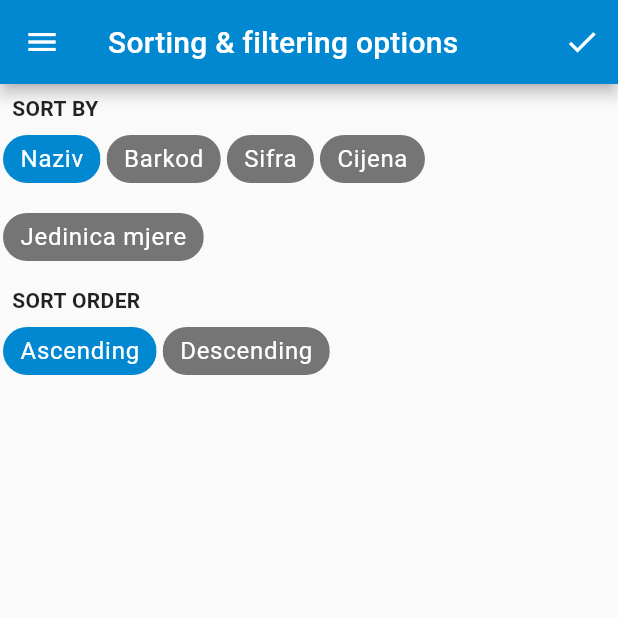
After one commit to zeljko94/inventura-flutter-master, a Flutter app: the SortingAndFilteringOptionsScreen screen opened by its route, on a phone screen of 412 x 824 dp, the top half of it. The commit adds this screen. Run offline on Flutter 3.47's test engine with Material 2 defaults, Android fonts, the phone set to English and light mode, and no system bars; our stand-ins replace csv, file_picker, flutter_typeahead, open_file, permission_handler, sqflite; missing offline and left inert: flutter_downloader; accounts and stored records are empty.

Commit message:
sorting and filtering front

```diff
--- /dev/null
+++ b/lib/common/sorting_and_filtering_options_screen.dart
@@ -0,0 +1,119 @@
+import 'package:flutter/material.dart';
+import 'package:inventura_app/common/app_bar.dart';
+import 'package:inventura_app/common/color_palette.dart';
+import 'package:inventura_app/common/menu_drawer.dart';
+import 'package:inventura_app/custom_icons_icons.dart';
+
+class SortingAndFilteringOptionsScreen extends StatefulWidget {
+  const SortingAndFilteringOptionsScreen({ Key? key }) : super(key: key);
+
+  @override
+  _SortingAndFilteringOptionsScreenState createState() => _SortingAndFilteringOptionsScreenState();
+}
+
+class _SortingAndFilteringOptionsScreenState extends State<SortingAndFilteringOptionsScreen> {
+  List<String> sortColumnChips = [
+    'Naziv',
+    'Barkod',
+    'Sifra',
+    'Cijena',
+    'Jedinica mjere',
+  ];
+
+  String selectedSortColumnChip = 'Naziv';
+  String selectedSortOrder = 'Ascending';
+
+  @override
+  Widget build(BuildContext context) {
+    return Scaffold(
+      appBar: buildAppBar('Sorting & filtering options', context),
+      body: _buildBody(),
+      drawer: MenuDrawer.getDrawer(),
+    );
+  }
+
+  _buildBody() {
+    return Column(
+      crossAxisAlignment: CrossAxisAlignment.start,
+      children: [
+        Padding(
+          padding: EdgeInsets.only(left: 8, top: 8),
+          child: Text('SORT BY', style: TextStyle(fontWeight: FontWeight.bold),),
+        ),
+        Wrap(
+          children: [
+            for(var chip in sortColumnChips) Padding(
+              padding: EdgeInsets.all(2),
+              child: InkWell(
+                onTap: () async {
+                  setState(() {
+                    selectedSortColumnChip = chip;
+                  });
+                },
+                child: Chip(label: Text(chip, style: TextStyle(color: ColorPalette.basic[50],)), backgroundColor: chip == selectedSortColumnChip ? ColorPalette.primary : ColorPalette.secondaryText,),
+              ),
+            )
+          ],
+        ),
+
+
+        const Padding(
+          padding: EdgeInsets.only(left: 8, top: 8),
+          child: Text('SORT ORDER', style: TextStyle(fontWeight: FontWeight.bold),),
+        ),
+        Wrap(
+          children: [
+            Padding(
+              padding: const EdgeInsets.all(2),
+                  child: InkWell(
+                    child: Chip(
+                    label: Text('Ascending', style: TextStyle(color: ColorPalette.basic[50],)),
+                    backgroundColor: selectedSortOrder == 'Ascending' ? ColorPalette.primary : ColorPalette.secondaryText,
+                  ),
+                  onTap: () async {
+                    setState(() {
+                      selectedSortOrder = 'Ascending';
+                    });
+                  },
+                ),
+              ),
+
+            Padding(
+              padding: const EdgeInsets.all(2),
+              child: InkWell(
+                child: Chip(
+                label: Text('Descending', style: TextStyle(color: ColorPalette.basic[50],)),
+                backgroundColor: selectedSortOrder == 'Descending' ? ColorPalette.primary : ColorPalette.secondaryText,
+              ),
+              onTap: () async {
+                setState(() {
+                  selectedSortOrder = 'Descending';
+                });
+              },
+              ),
+            )
+          ],
+        )
+      ],
+    );
+  }
+
+
+
+  AppBar buildAppBar(String title, BuildContext context) {
+    return AppBar(
+      title: Text(title),
+      actions: <Widget>[
+        Tooltip(
+          message: 'Primjeni',
+          child: IconButton(onPressed: () async {
+
+
+        }, icon: const Icon(Icons.check)),
+        ),
+      ],
+    );
+  }
+
+
+}
--- a/lib/routes.dart
+++ b/lib/routes.dart
@@ -1,3 +1,4 @@
+import 'package:inventura_app/common/sorting_and_filtering_options_screen.dart';
 import 'package:inventura_app/screens/artikli/add_edit_artikl_screen.dart';
 import 'package:inventura_app/screens/artikli/artikli.dart';
 import 'package:inventura_app/screens/auth/login.dart';
@@ -31,5 +32,7 @@ var routes = {
    '/import-data': (ctx) => const AddEditDataImportScreen(),
    '/export-data': (ctx) => const ExportDataScreen(),
 
+   '/sorting-and-filtering-options': (ctx) => const SortingAndFilteringOptionsScreen(),
+
    '/postavke': (ctx) => const SettingsScreen()
 };
--- a/lib/screens/artikli/artikli.dart
+++ b/lib/screens/artikli/artikli.dart
@@ -4,6 +4,7 @@ import 'package:intl/intl.dart';
 import 'package:inventura_app/common/app_bar.dart';
 import 'package:inventura_app/common/color_palette.dart';
 import 'package:inventura_app/common/menu_drawer.dart';
+import 'package:inventura_app/common/sorting_and_filtering_options_screen.dart';
 import 'package:inventura_app/custom_icons_icons.dart';
 import 'package:inventura_app/models/artikl.dart';
 import 'package:inventura_app/screens/artikli/add_edit_artikl_screen.dart';
@@ -212,8 +213,15 @@ class _ArtikliScreenState extends State<ArtikliScreen> {
     return AppBar(
       title: Text(title),
       actions: <Widget>[
-        IconButton(onPressed: () async {}, icon: const Icon(CustomIcons.filter)),
-        IconButton(onPressed: () async {}, icon: const Icon(Icons.sort)),
+        IconButton(icon: const Icon(CustomIcons.filter), onPressed: () async {
+            Navigator.of(context).push(
+              MaterialPageRoute(
+                settings: const RouteSettings(name: '/sorting-and-filtering-options'),
+                builder: (context) => const SortingAndFilteringOptionsScreen(),
+              ),
+            );
+        }),
+        IconButton(icon: const Icon(Icons.sort), onPressed: () async {}),
       ],
     );
   }
```
